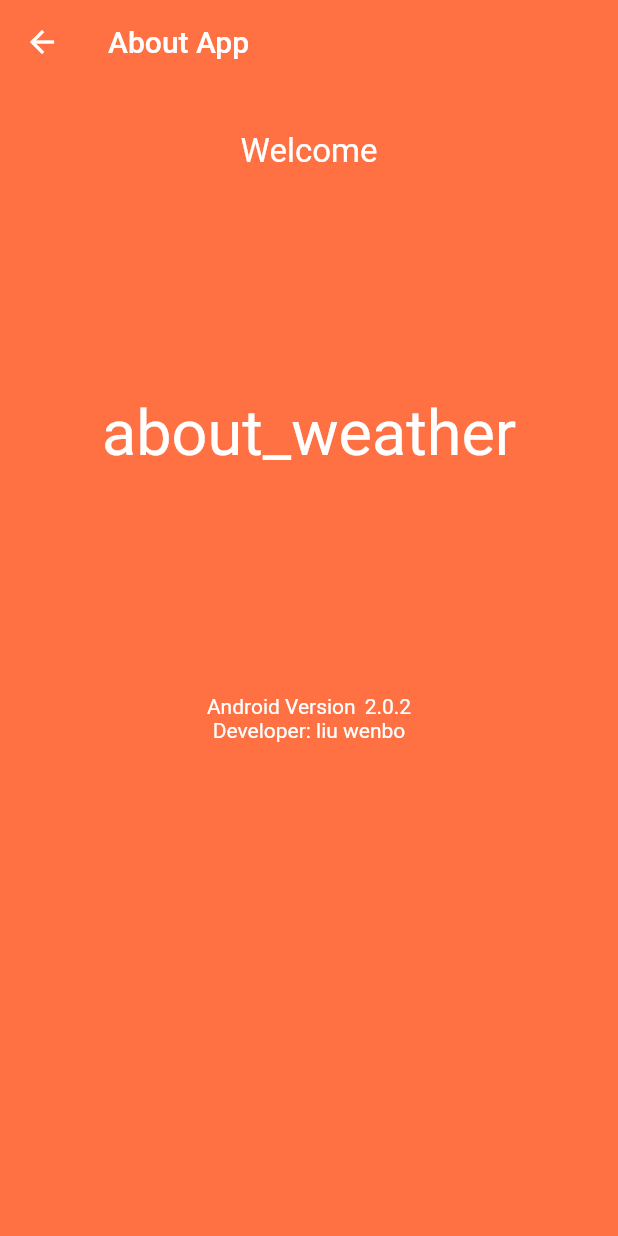
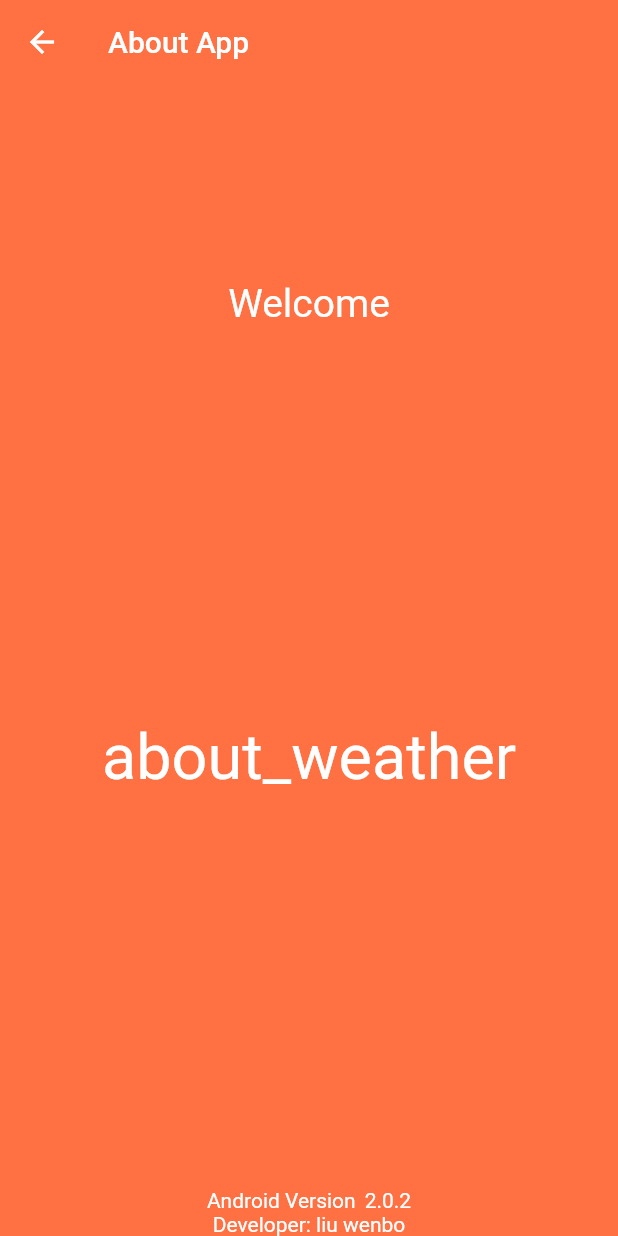
Before and after one commit to bobo-lwenb/about_weather, a Flutter app: the AboutApp screen opened directly, on a phone screen of 412 x 824 dp. Run offline on Flutter 3.47's test engine with Material 2 defaults, Android fonts, the phone set to English and light mode, and no system bars; our stand-ins replace dio, flutter_html, package_info, shared_preferences; missing offline and left inert: amap_flutter_location; accounts and stored records are empty; generated files the repository leaves out were written again.

Commit message:
remove draggable widget in setting_page.

```diff
--- a/lib/setting/about_app.dart
+++ b/lib/setting/about_app.dart
@@ -14,36 +14,28 @@ class _AboutAppState extends State<AboutApp>
   String _appName = "";
   String _appVersion = "";
 
-  ValueNotifier _valueNotifier = ValueNotifier<double>(0);
-  late AnimationController _controller;
-
   @override
   void initState() {
     super.initState();
     _info();
-    _controller = AnimationController(
-        duration: const Duration(milliseconds: 800), vsync: this);
-    _controller.addListener(() {
-      _valueNotifier.value = (1 - _controller.value) * _valueNotifier.value;
-      if (_controller.isCompleted) _controller.reset();
-    });
   }
 
   @override
   Widget build(BuildContext context) {
-    Column column = Column(
+    Flex flex = Flex(
+      direction: Axis.vertical,
       children: [
-        SizedBox(height: 32),
+        Expanded(flex: 1, child: SizedBox()),
         Text(
           AppLocalizations.of(context)!.welcome,
-          style: TextStyle(fontSize: 22),
+          style: TextStyle(fontSize: 26),
         ),
-        SizedBox(height: 150),
+        Expanded(flex: 2, child: SizedBox()),
         Text(
           _appName,
           style: TextStyle(fontSize: 42),
         ),
-        SizedBox(height: 150),
+        Expanded(flex: 2, child: SizedBox()),
         Column(
           children: [
             Row(
@@ -59,31 +51,6 @@ class _AboutAppState extends State<AboutApp>
         ),
       ],
     );
-    ValueListenableBuilder builder = ValueListenableBuilder(
-      valueListenable: _valueNotifier,
-      builder: (context, value, child) {
-        return Positioned(
-          top: value as double,
-          child: child!,
-        );
-      },
-      child: column,
-    );
-    GestureDetector detector = GestureDetector(
-      behavior: HitTestBehavior.opaque,
-      onVerticalDragUpdate: (details) {
-        _valueNotifier.value += details.delta.dy / 2;
-      },
-      onVerticalDragEnd: (details) {
-        _controller.forward();
-      },
-      child: Stack(
-        alignment: Alignment.center,
-        children: [
-          builder,
-        ],
-      ),
-    );
     return Theme(
       data: ThemeData.dark(),
       child: Scaffold(
@@ -94,15 +61,9 @@ class _AboutAppState extends State<AboutApp>
           title: Text(AppLocalizations.of(context)!.aboutApp),
         ),
         backgroundColor: Colors.deepOrange[400],
-        body: detector,
+        body: SafeArea(child: flex),
       ),
     );
-  }
-
-  @override
-  void dispose() {
-    super.dispose();
-    _controller.dispose();
   }
 
   void _info() async {
```
Also changed, not shown: pubspec.yaml (+1 -74 lines).
